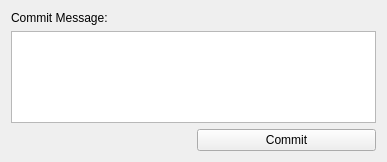
Old version of the form WorkingTree/CommitDialog.ui in the repository macgitver/MacGitver.
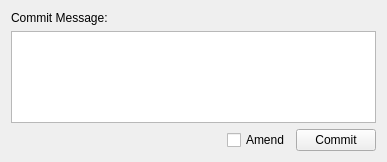
New version of the form.

Commit message: added empty frame for amending a repository's head commit

```diff
--- a/WorkingTree/CommitDialog.ui
+++ b/WorkingTree/CommitDialog.ui
@@ -14,17 +14,37 @@
    <string>Commit changes</string>
   </property>
   <layout class="QGridLayout" name="gridLayout">
-   <item row="0" column="0">
+   <item row="0" column="0" colspan="2">
     <widget class="QLabel" name="label">
      <property name="text">
       <string>Commit Message:</string>
      </property>
     </widget>
    </item>
-   <item row="1" column="0" colspan="2">
+   <item row="1" column="0" colspan="3">
     <widget class="QPlainTextEdit" name="textCommitMessage"/>
    </item>
+   <item row="2" column="0">
+    <spacer name="horizontalSpacer">
+     <property name="orientation">
+      <enum>Qt::Horizontal</enum>
+     </property>
+     <property name="sizeHint" stdset="0">
+      <size>
+       <width>195</width>
+       <height>20</height>
+      </size>
+     </property>
+    </spacer>
+   </item>
    <item row="2" column="1">
+    <widget class="QCheckBox" name="btnAmend">
+     <property name="text">
+      <string>Amend</string>
+     </property>
+    </widget>
+   </item>
+   <item row="2" column="2">
     <widget class="QPushButton" name="btnCommit">
      <property name="text">
       <string>Commit</string>
```
The commit also changes 2 other files.
